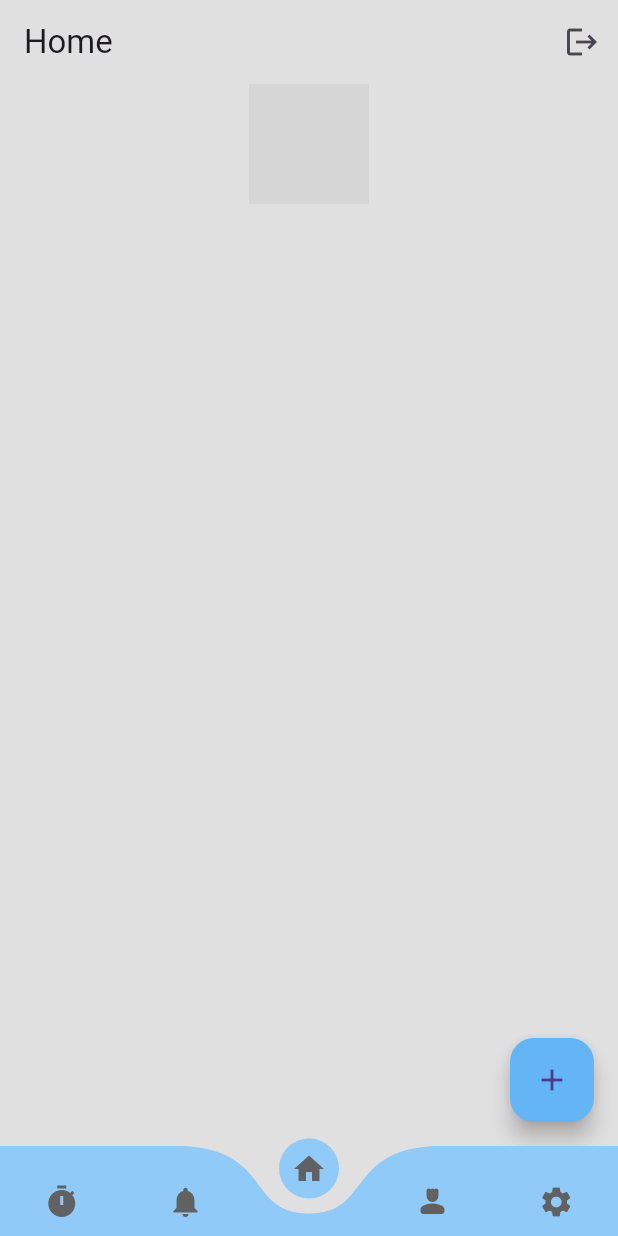
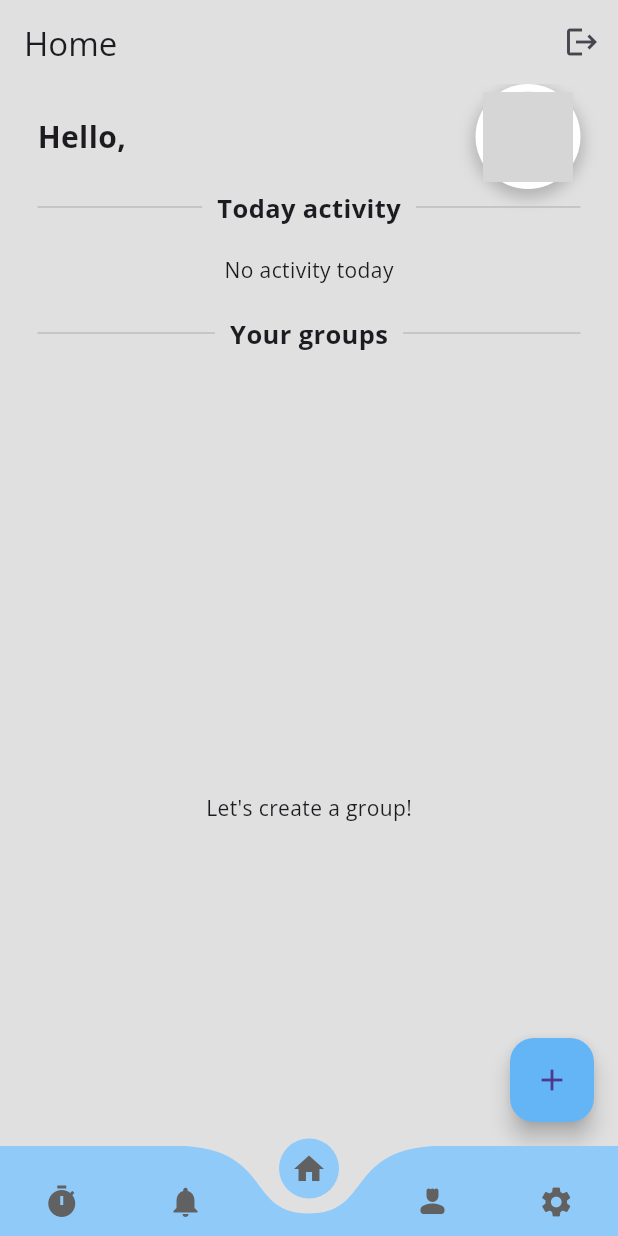
Before and after one commit to Zihag/attendo_app, a Flutter app: the MainScreen screen opened directly, on a phone screen of 412 x 824 dp. Run offline on Flutter 3.47's test engine with Material 3 defaults, Android fonts, the phone set to English and light mode, and no system bars; drawn by our look-alikes of curved_navigation_bar; our stand-ins replace bloc, cloud_firestore, firebase_auth, firebase_core, flutter_bloc, google_fonts and 4 more; accounts and stored records are empty; network calls fail; grey boxes are pictures that could not be loaded.

Commit message:
ui update

```diff
--- a/lib/app_blocs/group/bloc/group_bloc.dart
+++ b/lib/app_blocs/group/bloc/group_bloc.dart
@@ -50,6 +50,7 @@ class GroupBloc extends Bloc<GroupEvent, GroupState> {
         'id': doc.id,
         'name':doc['name'],
         'description':doc['description'],
+        'member':doc['member'],
       }).toList();
       print('Groups: $groups');
       emit(GroupLoaded(groups));
--- a/lib/screens/authentication/login_screen.dart
+++ b/lib/screens/authentication/login_screen.dart
@@ -204,7 +204,7 @@ class _LoginScreenState extends State<LoginScreen> {
                         mainAxisAlignment: MainAxisAlignment.center,
                         children: [
                           Image.asset(
-                            'lib/assets/images/google_logo.png',
+                            'assets/images/google_logo.png',
                             height: 40,
                           ),
                         ],
@@ -231,7 +231,7 @@ class _LoginScreenState extends State<LoginScreen> {
                         mainAxisAlignment: MainAxisAlignment.center,
                         children: [
                           Image.asset(
-                            'lib/assets/images/facebook_logo.png',
+                            'assets/images/facebook_logo.png',
                             height: 40,
                           ),
                         ],
--- a/lib/screens/main_screen.dart
+++ b/lib/screens/main_screen.dart
@@ -32,9 +32,13 @@ class _MainScreenState extends State<MainScreen> {
   @override
   Widget build(BuildContext context) {
     return Scaffold(
-      body: _screens[_selectedIndex],
-      bottomNavigationBar: CurvedNavigationBar(
-        backgroundColor: Colors.grey[300]!,
+      body:  Stack(
+        children: [
+      _screens[_selectedIndex],
+      Align(
+        alignment: Alignment.bottomCenter,
+        child: CurvedNavigationBar(
+        backgroundColor: Colors.transparent!,
         items: [
           Icon(Icons.timer,color: Colors.grey[700],),
           Icon(Icons.notifications,color: Colors.grey[700],),
@@ -47,6 +51,9 @@ class _MainScreenState extends State<MainScreen> {
         animationDuration: Duration(milliseconds: 300),height: 60.0,
         color: Colors.blue[200]!,
       ),
+      )
+        ],
+      ),
     );
   }
 }
--- a/lib/screens/navigation/home/home_screen.dart
+++ b/lib/screens/navigation/home/home_screen.dart
@@ -1,11 +1,17 @@
+import 'dart:io';
+
 import 'package:attendo_app/app_blocs/group/bloc/group_bloc.dart';
 import 'package:attendo_app/screens/group/group_detail_screen.dart';
 import 'package:attendo_app/screens/authentication/login_screen.dart';
+import 'package:attendo_app/widgets/circle_avatar.dart';
+import 'package:attendo_app/widgets/custom_listtile.dart';
 import 'package:firebase_auth/firebase_auth.dart';
 import 'package:firebase_core/firebase_core.dart';
 import 'package:flutter/material.dart';
 import 'package:flutter_bloc/flutter_bloc.dart';
+import 'package:google_fonts/google_fonts.dart';
 import 'package:google_sign_in/google_sign_in.dart';
+import 'package:lottie/lottie.dart';
 
 class HomeScreen extends StatelessWidget {
   final GoogleSignIn _googleSignIn = GoogleSignIn();
@@ -43,53 +49,126 @@ class HomeScreen extends StatelessWidget {
       body: Column(
         children: [
           if (user != null)
-            Column(
+            Padding(
+              padding: const EdgeInsets.symmetric(horizontal: 25.0),
+              child: Row(
+                mainAxisAlignment: MainAxisAlignment.spaceBetween,
+                children: [
+                  Row(
+                    mainAxisSize: MainAxisSize.min,
+                    children: [
+                      Text('Hello, ',
+                          style: GoogleFonts.openSans(
+                              fontSize: 20, fontWeight: FontWeight.w700)),
+                      Text(user.displayName ?? 'User',
+                          style: GoogleFonts.openSans(
+                              fontSize: 20, fontWeight: FontWeight.w700)),
+                    ],
+                  ),
+                  CustomCircleAvatar(
+                      photoURL:
+                          user.photoURL ?? 'https://via.placeholder.com/150'),
+                ],
+              ),
+            ),
+          Padding(
+            padding: const EdgeInsets.symmetric(horizontal: 25.0),
+            child: Row(
               children: [
-                CircleAvatar(
-                  radius: 40,
-                  backgroundImage: NetworkImage(
-                      user.photoURL ?? 'https://via.placeholder.com/150'),
+                Expanded(
+                    child: Divider(
+                  thickness: 1,
+                  color: Colors.grey[400],
+                )),
+                Padding(
+                  padding: const EdgeInsets.symmetric(horizontal: 10.0),
+                  child: Text(
+                    'Today activity',
+                    style: GoogleFonts.openSans(
+                        fontSize: 17, fontWeight: FontWeight.w700),
+                  ),
                 ),
-                SizedBox(
-                  height: 8,
-                ),
-                Text(
-                  user.displayName ?? 'User',
-                  style: TextStyle(fontSize: 20),
-                )
+                Expanded(
+                    child: Divider(
+                  thickness: 1,
+                  color: Colors.grey[400],
+                ))
               ],
             ),
+          ),
+          Padding(padding: EdgeInsets.symmetric(vertical: 20),
+          child: Text("No activity today"),),
+
+          Padding(
+            padding: const EdgeInsets.symmetric(horizontal: 25.0),
+            child: Row(
+              children: [
+                Expanded(
+                    child: Divider(
+                  thickness: 1,
+                  color: Colors.grey[400],
+                )),
+                Padding(
+                  padding: const EdgeInsets.symmetric(horizontal: 10.0),
+                  child: Text(
+                    'Your groups',
+                    style: GoogleFonts.openSans(
+                        fontSize: 17, fontWeight: FontWeight.w700),
+                  ),
+                ),
+                Expanded(
+                    child: Divider(
+                  thickness: 1,
+                  color: Colors.grey[400],
+                ))
+              ],
+            ),
+          ),
+          SizedBox(height: 20,),
           Expanded(
             child: BlocBuilder<GroupBloc, GroupState>(
               builder: (context, state) {
                 if (state is GroupLoading) {
                   return Center(
-                      child:
-                          CircularProgressIndicator()); // Hiển thị vòng tròn tải
+                      child: LottieBuilder.asset(
+                    'assets/Lottie/loading.json',
+                    height: 200,
+                  ));
                 } else if (state is GroupLoaded) {
-                  // Hiển thị danh sách nhóm khi tải thành công
+                  if (state.groups.isEmpty) {
+                    return Column(
+                      mainAxisAlignment: MainAxisAlignment.center,
+                      children: [Text("Let's create a group!")],
+                    );
+                  }
                   return ListView.builder(
                     itemCount: state.groups.length,
                     itemBuilder: (context, index) {
                       final group = state.groups[index];
-                      return ListTile(
-                        title: Text(group['name']),
-                        subtitle: Text(group['description']),
-                        trailing: IconButton(
-                          icon: Icon(Icons.delete),
-                          onPressed: () {
-                            // Xóa nhóm
-                            BlocProvider.of<GroupBloc>(context)
-                                .add(DeleteGroup(group['id']));
-                          },
+                      final members = group['member'] as List<dynamic>;
+                      return CustomListTile(
+                        title: group['name'],
+                        leading: CircleAvatar(
+                          backgroundImage: NetworkImage(
+                              'https://i.pinimg.com/564x/0d/8b/5a/0d8b5a6f0f0b53c6e092a4133fed4fef.jpg'),
                         ),
+                        subtitle: group['description'],
+                        memberCount: (members.length > 1
+                            ? '${members.length} members'
+                            : '${members.length} member'),
                         onTap: () {
                           Navigator.push(
-                              context,
-                              MaterialPageRoute(
-                                builder: (context) =>
-                                    GroupDetailScreen(groupId: group['id']),
-                              ));
+                            context,
+                            MaterialPageRoute(
+                              builder: (context) => GroupDetailScreen(
+                                groupId: group['id'],
+                              ),
+                            ),
+                          );
+                        },
+                        onDelete: () {
+                          BlocProvider.of<GroupBloc>(context)
+                              .add(DeleteGroup(group['id']));
                         },
                       );
                     },
@@ -105,11 +184,13 @@ class HomeScreen extends StatelessWidget {
           ),
         ],
       ),
-      floatingActionButton: FloatingActionButton(
+      floatingActionButton:Padding(padding: const EdgeInsets.fromLTRB(0,0,0,60),
+      child: FloatingActionButton(
+
         backgroundColor: Colors.blue[300],
         onPressed: () => _showCreateGroupDialog(context), // Tạo nhóm mới
         child: Icon(Icons.add),
-      ),
+      ),)
     );
   }
 
--- a/lib/screens/splash/splash_screen.dart
+++ b/lib/screens/splash/splash_screen.dart
@@ -28,7 +28,7 @@ class _SplashScreenState extends State<SplashScreen> {
         children: [
           Center(
             child: LottieBuilder.asset(
-              "lib/assets/Lottie/animation.json",
+              "assets/Lottie/animation.json",
               height: 300,
               repeat: false,
             ),
--- /dev/null
+++ b/lib/widgets/circle_avatar.dart
@@ -0,0 +1,33 @@
+import 'package:flutter/foundation.dart';
+import 'package:flutter/material.dart';
+
+class CustomCircleAvatar extends StatelessWidget {
+  final String photoURL;
+  const CustomCircleAvatar({super.key, required this.photoURL});
+
+  @override
+  Widget build(BuildContext context) {
+    return Container(
+      decoration: BoxDecoration(
+        shape: BoxShape.circle,
+        boxShadow: [
+          BoxShadow(
+            color: Colors.black.withOpacity(0.2),
+            spreadRadius: 2,
+            blurRadius: 8,
+            offset: Offset(0, 4),
+          )
+        ]
+      ),
+
+      child: CircleAvatar(
+        backgroundColor: Colors.white,
+        child: CircleAvatar(
+          backgroundImage: NetworkImage(photoURL),
+          radius: 30,
+        ),
+        radius: 35,
+      ),
+    );
+  }
+}
```
Also changed, not shown: assets/Lottie/loading.json (added, +1 -0 lines), lib/main.dart (+10 -0 lines), lib/widgets/custom_listtile.dart (added, +62 -0 lines), pubspec.yaml (+13 -5 lines), assets/Lottie/animation.json (renamed from lib/assets/Lottie/animation.json), assets/images/facebook_logo.png (renamed from lib/assets/images/facebook_logo.png), assets/images/google_logo.png (renamed from lib/assets/images/google_logo.png), pubspec.lock.
